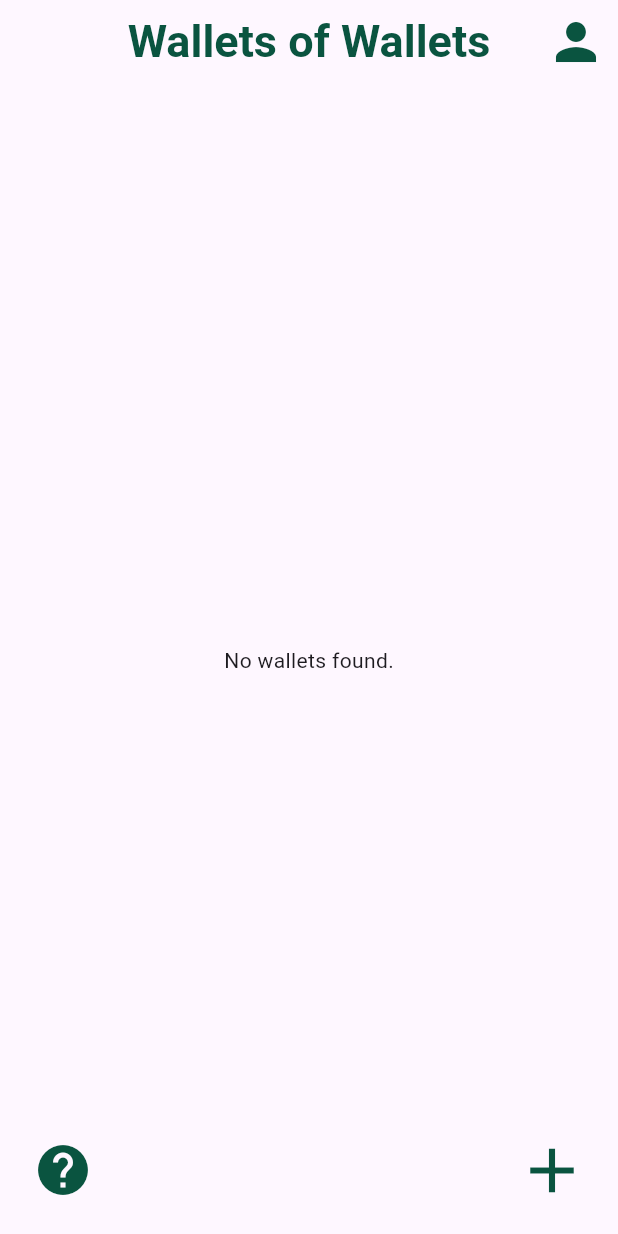
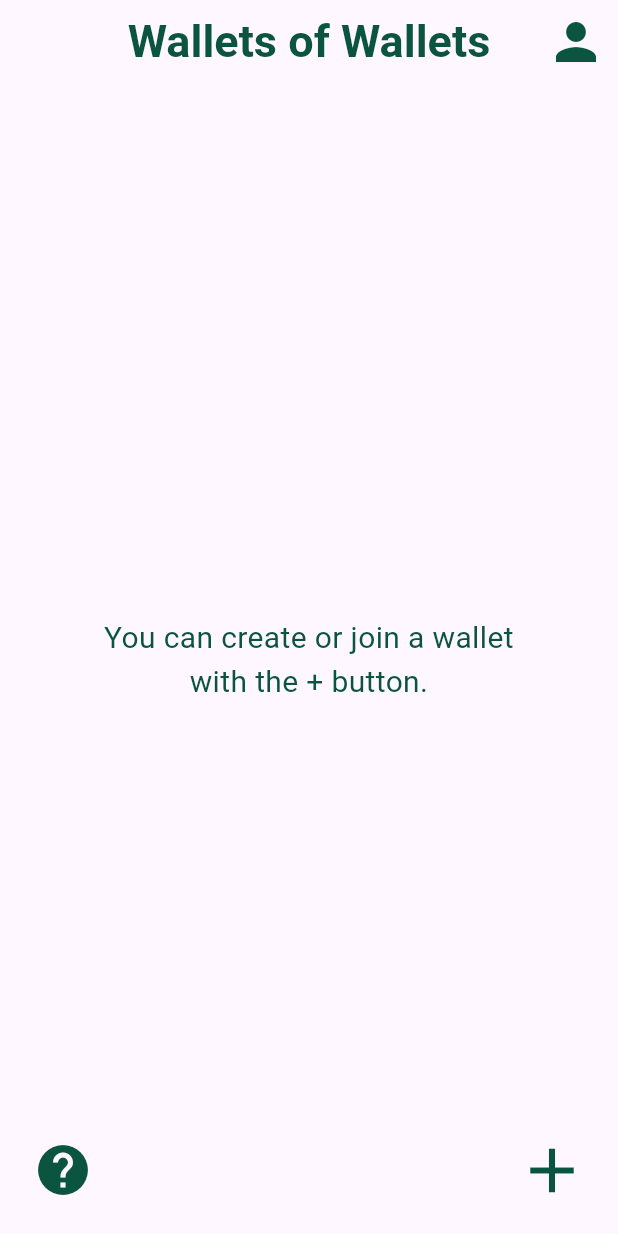
Before and after one commit to okan-bulgur/Wallets-Of-Wallets, a Flutter app: the MainPage screen opened directly, on a phone screen of 412 x 824 dp. Run offline on Flutter 3.47's test engine with Material 3 defaults, Android fonts, the phone set to English and light mode, and no system bars; our stand-ins replace carousel_slider, cloud_firestore, firebase_auth, firebase_core, firebase_storage, flutter_colorpicker and 2 more; accounts and stored records are empty; Roboto replaces fonts that are missing (Ubuntu).

Commit message:
Fix deleting wallet function

```diff
--- a/wallets_of_wallets/lib/main_page.dart
+++ b/wallets_of_wallets/lib/main_page.dart
@@ -59,7 +59,16 @@ class _MainPageState extends State<MainPage> {
           } else if (snapshot.hasError) {
             return Center(child: Text(''));
           } else if (!snapshot.hasData || snapshot.data!.isEmpty) {
-            return Center(child: Text('No wallets found.'));
+            return Center(
+              child: Text(
+                'You can create or join a wallet\nwith the + button.',
+                style: TextStyle(
+                  fontSize: 20.0,
+                  color: customColor,
+                ),
+                textAlign: TextAlign.center,
+              ),
+            );
           } else {
             List<Wallet> list_of_wallets = snapshot.data!;
             if (initialLoad) {
--- a/wallets_of_wallets/lib/profile_page.dart
+++ b/wallets_of_wallets/lib/profile_page.dart
@@ -119,7 +119,7 @@ class _ProfilePageState extends State<ProfilePage> {
               radius: 65,
               //if userPhoto is empty String, show default image
               backgroundImage: userPhoto!.isEmpty
-                  ? AssetImage('assets/pp_1.png') as ImageProvider<Object>
+                  ? AssetImage('assets/anonymous.png') as ImageProvider<Object>
                   : NetworkImage(userPhoto!),
             ),
             SizedBox(height: 20),
```
Also changed, not shown: wallets_of_wallets/lib/data_base_manager.dart (+7 -0 lines), wallets_of_wallets/assets/anonymous.png (added).
